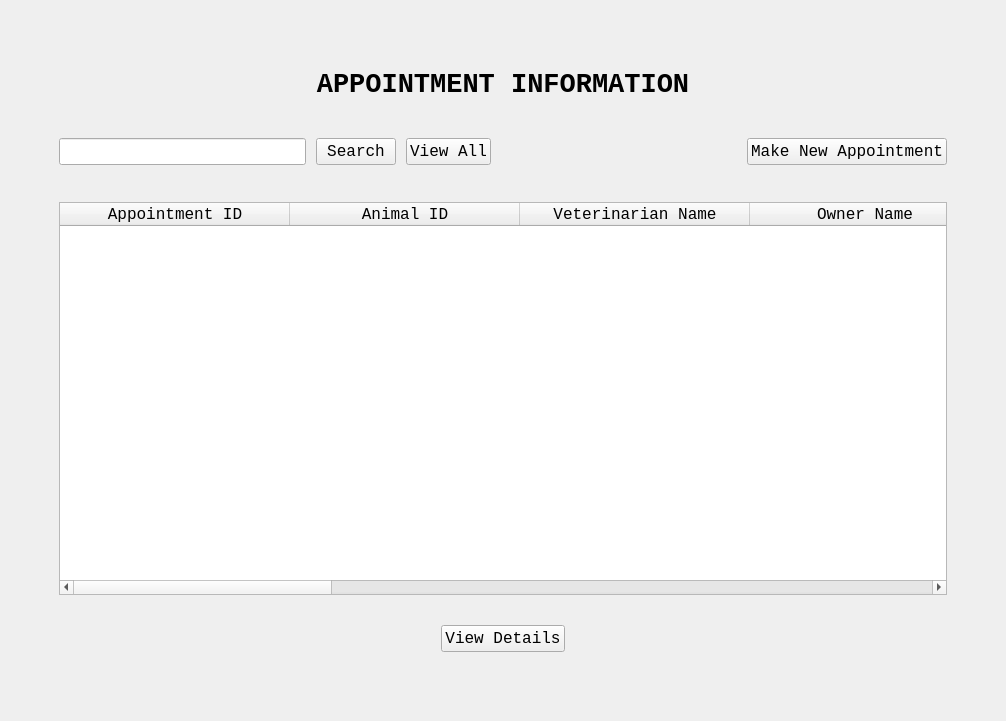
Old version of the form AppointmentUI.ui in the repository ASNaeem/Simple-VCMS.
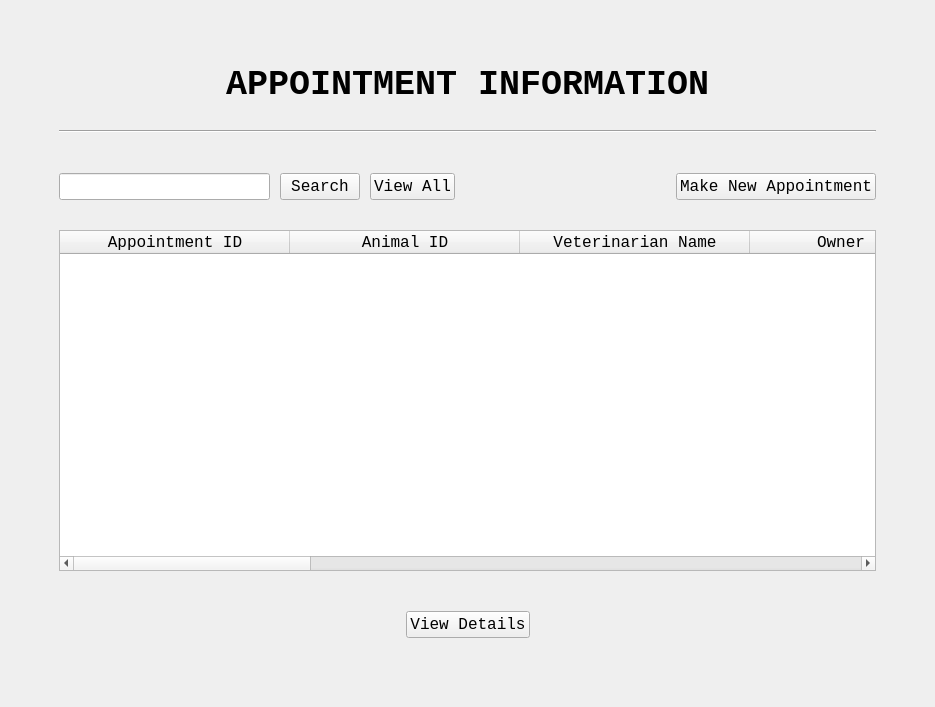
New version of the form.

Commit message: fixed alignment of the front windows

```diff
--- a/AppointmentUI.ui
+++ b/AppointmentUI.ui
@@ -6,8 +6,8 @@
    <rect>
     <x>0</x>
     <y>0</y>
-    <width>1006</width>
-    <height>721</height>
+    <width>935</width>
+    <height>705</height>
    </rect>
   </property>
   <property name="font">
@@ -22,9 +22,9 @@
   <widget class="QWidget" name="centralwidget">
    <layout class="QVBoxLayout" name="verticalLayout_2">
     <item>
-     <layout class="QVBoxLayout" name="verticalLayout" stretch="1,1,0,1,15,1">
+     <layout class="QVBoxLayout" name="verticalLayout" stretch="0,0,0,15,1">
       <property name="spacing">
-       <number>10</number>
+       <number>20</number>
       </property>
       <property name="leftMargin">
        <number>50</number>
@@ -41,20 +41,23 @@
       <item>
        <layout class="QHBoxLayout" name="horizontal_layout_Label">
         <property name="leftMargin">
-         <number>10</number>
+         <number>5</number>
         </property>
         <property name="topMargin">
-         <number>10</number>
+         <number>5</number>
         </property>
         <property name="rightMargin">
-         <number>10</number>
+         <number>5</number>
+        </property>
+        <property name="bottomMargin">
+         <number>5</number>
         </property>
         <item>
          <widget class="QLabel" name="label_2">
           <property name="font">
            <font>
             <family>Courier New</family>
-            <pointsize>20</pointsize>
+            <pointsize>26</pointsize>
             <weight>75</weight>
             <bold>true</bold>
            </font>
@@ -70,25 +73,31 @@
        </layout>
       </item>
       <item>
-       <spacer name="verticalSpacer">
+       <widget class="Line" name="line">
         <property name="orientation">
-         <enum>Qt::Vertical</enum>
+         <enum>Qt::Horizontal</enum>
         </property>
-        <property name="sizeHint" stdset="0">
-         <size>
-          <width>20</width>
-          <height>40</height>
-         </size>
-        </property>
-       </spacer>
+       </widget>
       </item>
       <item>
        <layout class="QGridLayout" name="gridLayout_13">
+        <property name="topMargin">
+         <number>20</number>
+        </property>
+        <property name="bottomMargin">
+         <number>10</number>
+        </property>
         <property name="spacing">
          <number>10</number>
         </property>
         <item row="1" column="5">
          <widget class="QPushButton" name="button_app_create">
+          <property name="sizePolicy">
+           <sizepolicy hsizetype="Minimum" vsizetype="Fixed">
+            <horstretch>0</horstretch>
+            <verstretch>0</verstretch>
+           </sizepolicy>
+          </property>
           <property name="font">
            <font>
             <family>Courier New</family>
@@ -114,6 +123,12 @@
         </item>
         <item row="1" column="2">
          <widget class="QPushButton" name="button_app_search">
+          <property name="sizePolicy">
+           <sizepolicy hsizetype="Minimum" vsizetype="Fixed">
+            <horstretch>0</horstretch>
+            <verstretch>0</verstretch>
+           </sizepolicy>
+          </property>
           <property name="font">
            <font>
             <family>Courier New</family>
@@ -133,6 +148,12 @@
         </item>
         <item row="1" column="0">
          <widget class="QLineEdit" name="line_animal_search_2">
+          <property name="sizePolicy">
+           <sizepolicy hsizetype="Expanding" vsizetype="Fixed">
+            <horstretch>0</horstretch>
+            <verstretch>0</verstretch>
+           </sizepolicy>
+          </property>
           <property name="font">
            <font>
             <family>Courier New</family>
@@ -159,6 +180,12 @@
         </item>
         <item row="1" column="3">
          <widget class="QPushButton" name="button_app_view_all">
+          <property name="sizePolicy">
+           <sizepolicy hsizetype="Minimum" vsizetype="Fixed">
+            <horstretch>0</horstretch>
+            <verstretch>0</verstretch>
+           </sizepolicy>
+          </property>
           <property name="font">
            <font>
             <family>Courier New</family>
@@ -178,19 +205,6 @@
         </item>
        </layout>
       </item>
-      <item>
-       <spacer name="verticalSpacer_2">
-        <property name="orientation">
-         <enum>Qt::Vertical</enum>
-        </property>
-        <property name="sizeHint" stdset="0">
-         <size>
-          <width>20</width>
-          <height>40</height>
-         </size>
-        </property>
-       </spacer>
-      </item>
       <item>
        <layout class="QVBoxLayout" name="vertical_layout_table" stretch="0">
         <property name="leftMargin">
```
The commit also changes 7 other files.
